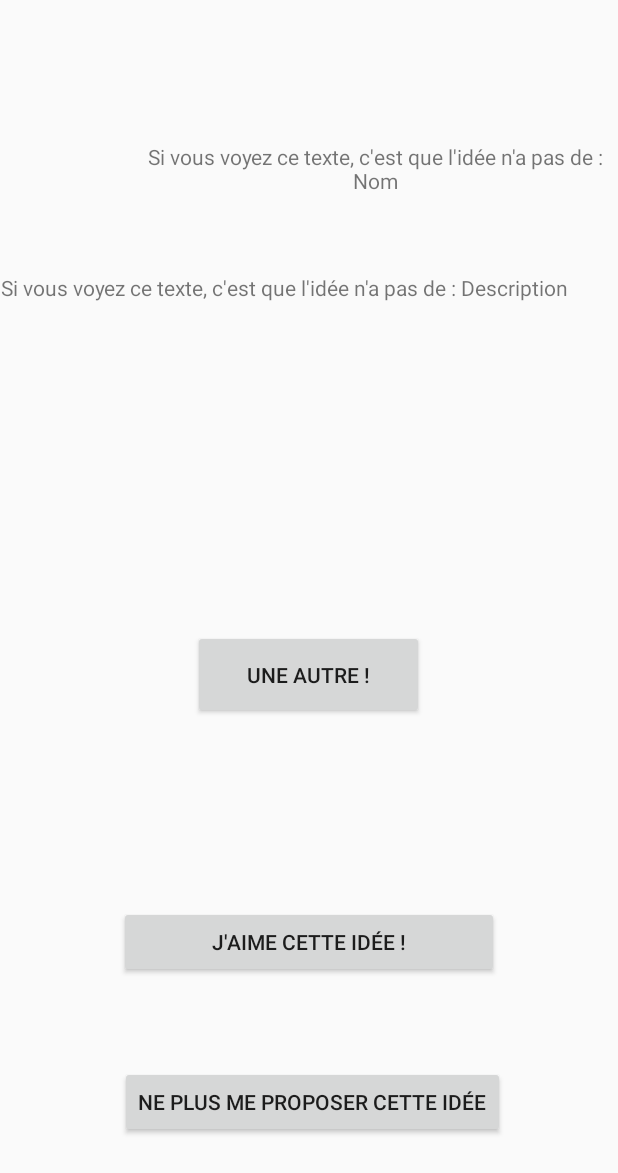
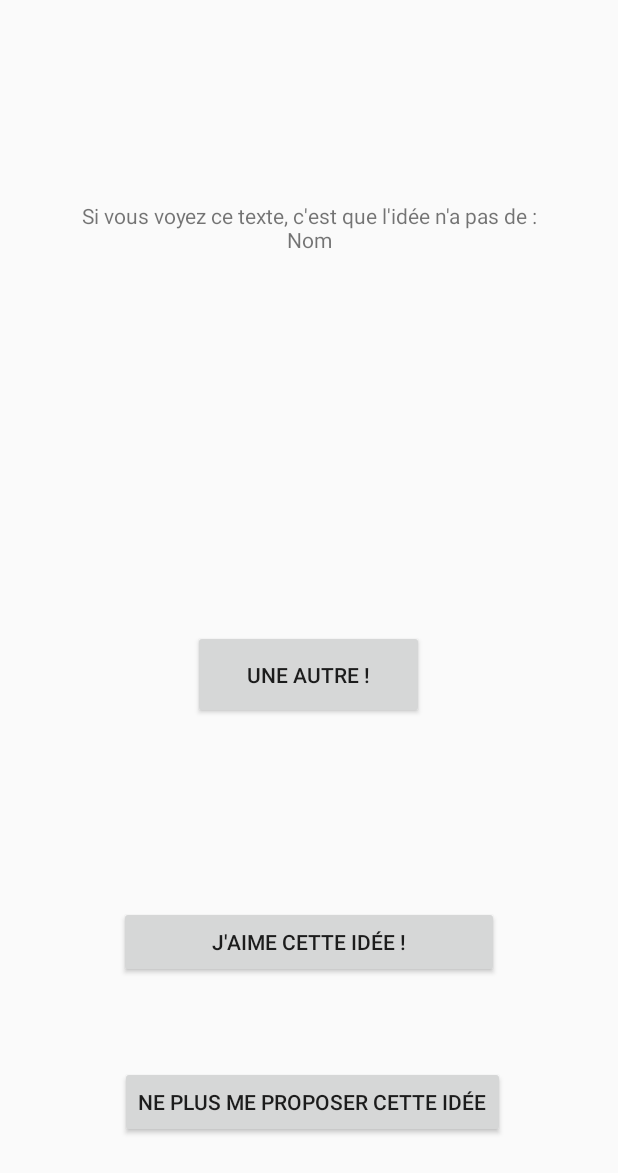
Before and after one commit to thomasNah/Timator_3000, an Android app: the layout activity_idee.xml on its own in the app's theme, with its tools: preview values and no code run, on a phone screen of 412 x 824 dp. Shown: the top 1173 px of the screen. Run offline under Robolectric (Android 15) with nearby library versions, the light colour scheme and no system bars.

Commit message:
pour l'instant ca marche

```diff
--- a/app/src/main/java/fr/ecam/color/timator_3000/IdeeActivity.java
+++ b/app/src/main/java/fr/ecam/color/timator_3000/IdeeActivity.java
@@ -36,7 +36,6 @@ public class IdeeActivity extends AppCompatActivity {
         //LIEN VARIABLE AVEC LAYOUT
         affichageTempsIdee = findViewById(R.id.affichageTempsIdee);
         ideeText = findViewById(R.id.ideeText);
-        descriptionIdee = findViewById(R.id.descriptionIdee);
         autreIdeeButton = findViewById(R.id.autreIdeeButton);
         likeButton = findViewById(R.id.likeButton);
         noLikeButton = findViewById(R.id.noLikeButton);
@@ -45,7 +44,7 @@ public class IdeeActivity extends AppCompatActivity {
         getSupportActionBar().setDisplayShowHomeEnabled(true);
         getSupportActionBar().setDisplayHomeAsUpEnabled(true);
 
-        List<IdeeData> idees = databaseManager.lireTable();
+        //List<IdeeData> idees = databaseManager.lireTable();
 
     }
 
--- a/app/src/main/res/layout/activity_idee.xml
+++ b/app/src/main/res/layout/activity_idee.xml
@@ -26,21 +26,9 @@
         android:text="Si vous voyez ce texte, c'est que l'idée n'a pas de : Nom"
         app:layout_constraintBottom_toBottomOf="parent"
         app:layout_constraintEnd_toEndOf="parent"
-        app:layout_constraintHorizontal_bias="1.0"
         app:layout_constraintStart_toStartOf="parent"
         app:layout_constraintTop_toTopOf="parent"
-        app:layout_constraintVertical_bias="0.114" />
-
-    <TextView
-        android:id="@+id/descriptionIdee"
-        android:layout_width="0dp"
-        android:layout_height="wrap_content"
-        android:gravity="center_horizontal"
-        android:text="Si vous voyez ce texte, c'est que l'idée n'a pas de : Description"
-        app:layout_constraintBottom_toBottomOf="parent"
-        app:layout_constraintTop_toTopOf="parent"
-        app:layout_constraintVertical_bias="0.226"
-        tools:layout_editor_absoluteX="3dp" />
+        app:layout_constraintVertical_bias="0.164" />
 
     <Button
         android:id="@+id/autreIdeeButton"
```
Also changed, not shown: app/src/main/java/fr/ecam/color/timator_3000/DatabaseManager.java (+6 -6 lines), app/src/main/java/fr/ecam/color/timator_3000/IdeeData.java (+4 -4 lines).
